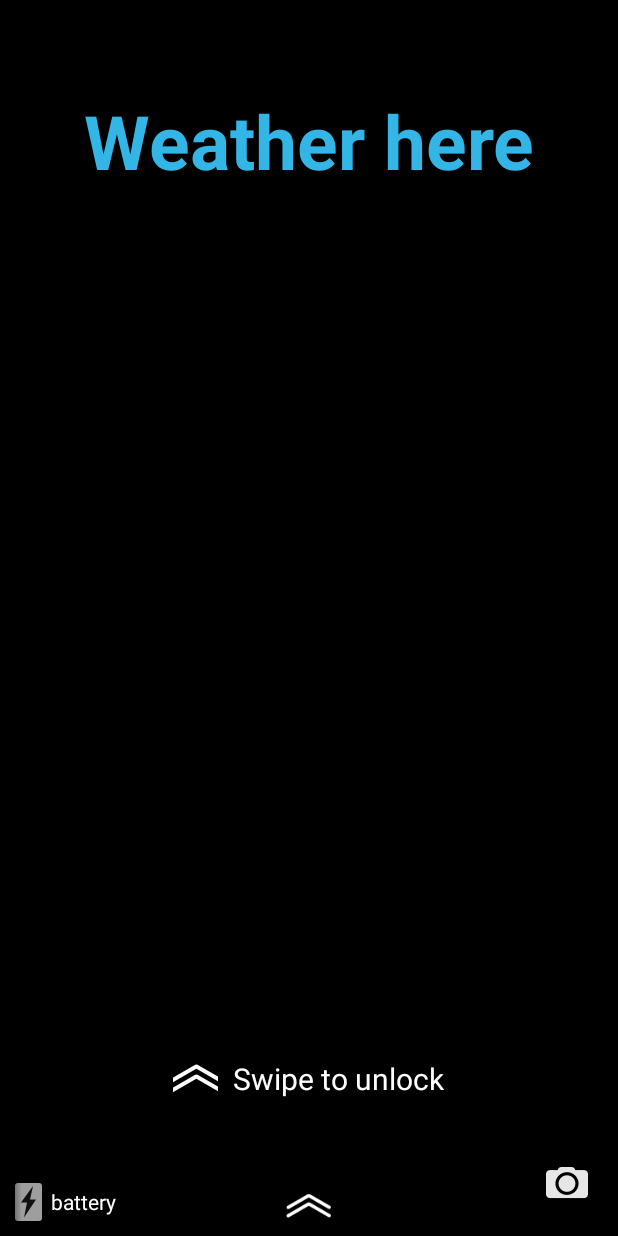
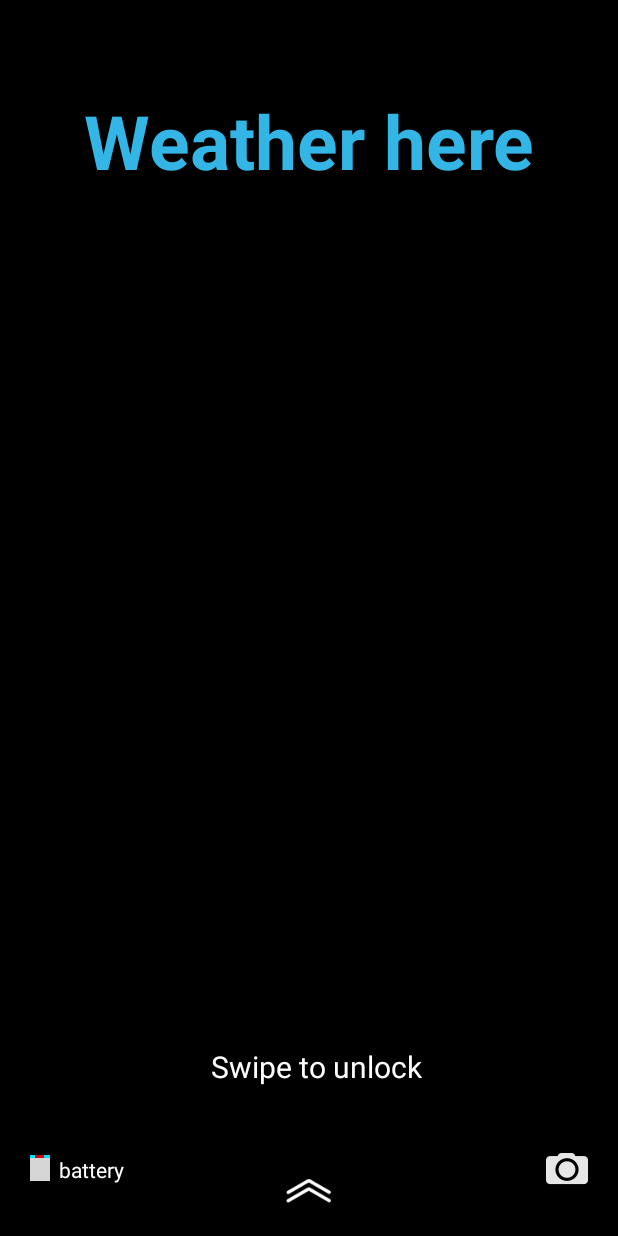
Before and after one commit to KyleCe/ScreenLocker2, an Android app: the layout screenlock_home_view.xml on its own in the app's theme, with its tools: preview values and no code run, on a phone screen of 412 x 824 dp. Run offline under Robolectric (Android 15) with nearby library versions, the phone set to English and light mode, and no system bars; grey boxes are pictures that could not be loaded.

Commit message:
change battery UI style

```diff
--- a/app/src/main/java/com/ce/game/screenlocker/view/LockView.java
+++ b/app/src/main/java/com/ce/game/screenlocker/view/LockView.java
@@ -7,6 +7,7 @@ import android.animation.ValueAnimator;
 import android.content.Context;
 import android.graphics.Bitmap;
 import android.graphics.BitmapFactory;
+import android.graphics.Color;
 import android.graphics.drawable.BitmapDrawable;
 import android.graphics.drawable.Drawable;
 import android.os.Build;
@@ -294,12 +295,16 @@ public class LockView extends FrameLayout implements DirectionSlidability {
 
 //    private ShimmerFrameLayout mShimmerContainer;
 
+    private View mBatteryChargePositive;
+
     private void setCenterItemDetail() {
         mBatteryIndicator = (ProgressBar) mCenterItem.findViewById(R.id.battery_indicator);
         mBatteryInfo = (TextView) mCenterItem.findViewById(R.id.battery_info);
         mBatteryCharging = (ImageView) mCenterItem.findViewById(R.id.battery_charging);
         mUnlockIcon = (ImageView) mCenterItem.findViewById(R.id.unlock_icon);
 //        mShimmerContainer = (FrameLayout) mCenterItem.findViewById(R.id.shimmer_container);
+
+        mBatteryChargePositive = findViewById(R.id.unlock_battery_positive_terminal);
 
         refreshBatteryInfo(mBatteryIndicator, mBatteryInfo);
 
@@ -308,8 +313,8 @@ public class LockView extends FrameLayout implements DirectionSlidability {
         unlockAnim();
     }
 
-    public void refreshBattery(){
-        refreshBatteryInfo(mBatteryIndicator,mBatteryInfo);
+    public void refreshBattery() {
+        refreshBatteryInfo(mBatteryIndicator, mBatteryInfo);
     }
 
     private void refreshBatteryInfo(ProgressBar percentage, TextView num) {
@@ -317,8 +322,13 @@ public class LockView extends FrameLayout implements DirectionSlidability {
 
         int batteryPercentage = (int) PhoneStateHelper.getBatteryLevel(mContext);
 
+        batteryPercentage = 50;
+
         if (0 <= batteryPercentage && batteryPercentage <= 100)
             percentage.setProgress(batteryPercentage);
+
+        mBatteryChargePositive.setBackgroundColor(batteryPercentage == 100 ?
+                Color.WHITE : getContext().getResources().getColor(R.color.unlock_screen_battery_background_color));
 
         String info = String.format("%d%%", batteryPercentage);
         if (DU.notEmpty(info))
--- a/app/src/main/res/drawable/vertical_progress_bar.xml
+++ b/app/src/main/res/drawable/vertical_progress_bar.xml
@@ -2,12 +2,11 @@
 <layer-list xmlns:android="http://schemas.android.com/apk/res/android">
     <item android:id="@android:id/background">
         <shape>
-            <corners android:radius="2dip" />
             <gradient
-                android:startColor="#ff9d9e9d"
-                android:centerColor="#ff9d9e9d"
+                android:startColor="@color/unlock_screen_battery_background_color"
+                android:centerColor="@color/unlock_screen_battery_background_color"
                 android:centerY="0.75"
-                android:endColor="#ff747674"
+                android:endColor="@color/unlock_screen_battery_background_color"
                 android:angle="180"
                 />
         </shape>
@@ -15,12 +14,11 @@
     <item android:id="@android:id/secondaryProgress">
         <clip android:clipOrientation="vertical" android:gravity="bottom">
             <shape>
-                <corners android:radius="2dip" />
                 <gradient
-                    android:startColor="#80ffffff"
-                    android:centerColor="#80ffffff"
+                    android:startColor="@color/unlock_screen_battery_background_color"
+                    android:centerColor="@color/unlock_screen_battery_background_color"
                     android:centerY="0.75"
-                    android:endColor="#a0ffffff"
+                    android:endColor="@color/unlock_screen_battery_background_color"
                     android:angle="180"
                     />
             </shape>
@@ -29,7 +27,6 @@
     <item android:id="@android:id/progress">
         <clip android:clipOrientation="vertical" android:gravity="bottom">
             <shape>
-                <corners android:radius="2dip" />
                 <gradient
                     android:startColor="#ffffffff"
                     android:centerColor="#ffffffff"
--- a/app/src/main/res/layout/screenlock_home_view.xml
+++ b/app/src/main/res/layout/screenlock_home_view.xml
@@ -1,17 +1,11 @@
 <?xml version="1.0" encoding="utf-8"?>
-<FrameLayout xmlns:android="http://schemas.android.com/apk/res/android"
+<LinearLayout xmlns:android="http://schemas.android.com/apk/res/android"
+              xmlns:shimmer="http://schemas.android.com/apk/res-auto"
               xmlns:tools="http://schemas.android.com/tools"
               android:layout_width="match_parent"
               android:layout_height="match_parent"
-             xmlns:shimmer="http://schemas.android.com/apk/res-auto"
-             tools:background="@android:color/black"
-             android:orientation="vertical">
-
-    <LinearLayout
-        android:layout_width="match_parent"
-        android:layout_height="match_parent"
               android:orientation="vertical"
-        >
+              tools:background="@android:color/black">
 
     <TextView
         android:id="@+id/center"
@@ -39,8 +33,8 @@
         android:id="@+id/shimmer_container"
         android:layout_width="match_parent"
         android:layout_height="0dp"
+        android:layout_gravity="center"
         android:layout_weight="1"
-            android:layout_gravity="center"
         >
 
         <LinearLayout
@@ -50,23 +44,15 @@
             android:orientation="horizontal"
             >
 
-                <ImageView
-                    android:foregroundGravity="center_vertical"
-                    android:layout_width="30dp"
-                    android:layout_height="30dp"
-                    android:scaleType="center"
-                    android:layout_gravity="center_horizontal|center_vertical"
-                    android:src="@drawable/lockscreen_icon_unlock"
-                    />
             <TextView
-                    android:layout_marginLeft="10dp"
                 android:layout_width="wrap_content"
                 android:layout_height="match_parent"
+                android:layout_gravity="center"
+                android:layout_marginLeft="10dp"
+                android:gravity="center"
                 android:text="@string/lock_home_swipe_to_unlock"
                 android:textColor="@android:color/white"
                 android:textSize="20sp"
-                    android:gravity="center"
-                    android:layout_gravity="center"
                 />
         </LinearLayout>
 
@@ -77,26 +63,45 @@
         android:layout_width="match_parent"
         android:layout_height="0dp"
         android:layout_weight="1"
-            android:padding="10dp">
+        android:layout_marginBottom="10dp"
+        android:padding="10dp"
+        >
 
         <LinearLayout
             android:layout_width="wrap_content"
             android:layout_height="wrap_content"
-                android:layout_gravity="left|start|bottom"
-
+            android:layout_gravity="left|start|center"
+            android:layout_marginLeft="10dp"
+            android:layout_marginStart="10dp"
             android:orientation="horizontal"
             >
 
+            <LinearLayout
+                android:layout_width="13dp"
+                android:layout_height="17dp"
+                android:orientation="vertical"
+                tools:background="@android:color/holo_blue_bright"
+                >
+
+                <View
+                    android:id="@+id/unlock_battery_positive_terminal"
+                    android:layout_width="6dp"
+                    android:layout_height="2dp"
+                    android:layout_gravity="center_horizontal"
+                    android:background="@color/unlock_screen_battery_background_color"
+                    tools:background="@android:color/holo_red_dark"
+                    />
 
                 <FrameLayout
-                    android:layout_width="18dp"
-                    android:layout_height="25dp">
+                    android:layout_width="match_parent"
+                    android:layout_height="match_parent">
 
                     <ProgressBar
                         android:id="@+id/battery_indicator"
                         style="@style/Widget.ProgressBar.Vertical"
                         android:layout_width="match_parent"
                         android:layout_height="match_parent"
+                        tools:background="@android:color/holo_green_dark"
                         />
 
                     <ImageView
@@ -109,8 +114,8 @@
                         android:visibility="gone"
                         tools:visibility="visible"
                         />
-
                 </FrameLayout>
+            </LinearLayout>
 
 
             <TextView
@@ -140,15 +145,13 @@
             android:layout_width="wrap_content"
             android:layout_height="35dp"
             android:layout_gravity="right|end|center_vertical"
+            android:paddingEnd="10dp"
             android:paddingLeft="20dp"
+            android:paddingRight="10dp"
             android:paddingStart="20dp"
-                android:paddingRight="10dp"
-                android:paddingEnd="10dp"
             android:scaleType="center"
             android:src="@drawable/lockscreen_icon_camera"
             />
     </FrameLayout>
 
-
 </LinearLayout>
-</FrameLayout>
--- a/app/src/main/res/values/colors.xml
+++ b/app/src/main/res/values/colors.xml
@@ -17,4 +17,6 @@
     <color name="warning_color">#f4511e</color>
     <color name="hint_color">#42000000</color>
     <color name="success_color">#009688</color>
+
+    <color name="unlock_screen_battery_background_color">#9Affffff</color>
 </resources>
```
Also changed, not shown: app/src/main/res/drawable-hdpi/lockscreen_icon_charging.png (deleted), app/src/main/res/drawable-hdpi/lockscreen_icon_charging_higher.png (deleted), app/src/main/res/drawable-hdpi/lockscreen_icon_power.png (added). Lines whose indentation alone changed are shown as unchanged.
